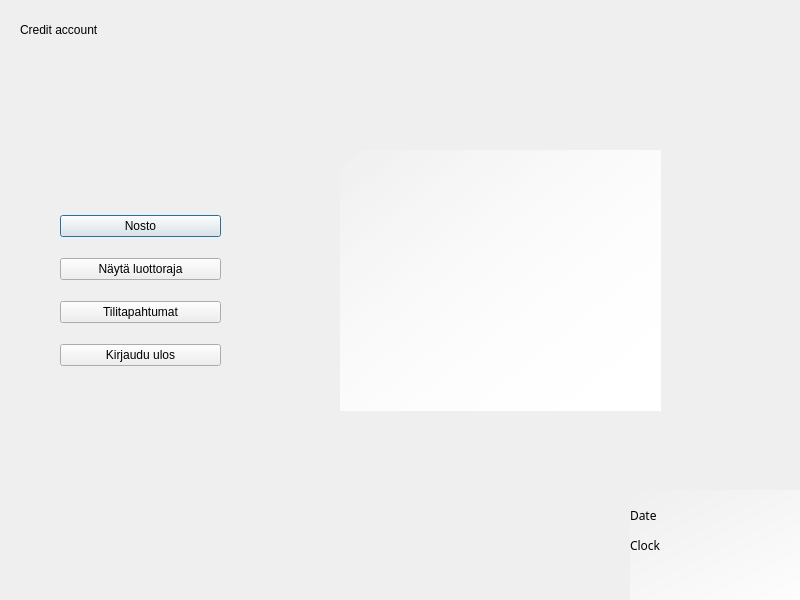
Before: the Qt Designer form bank-automat/creditwindow.ui in msotkasi20/pankkiautomaatti, drawn with Qt 5.
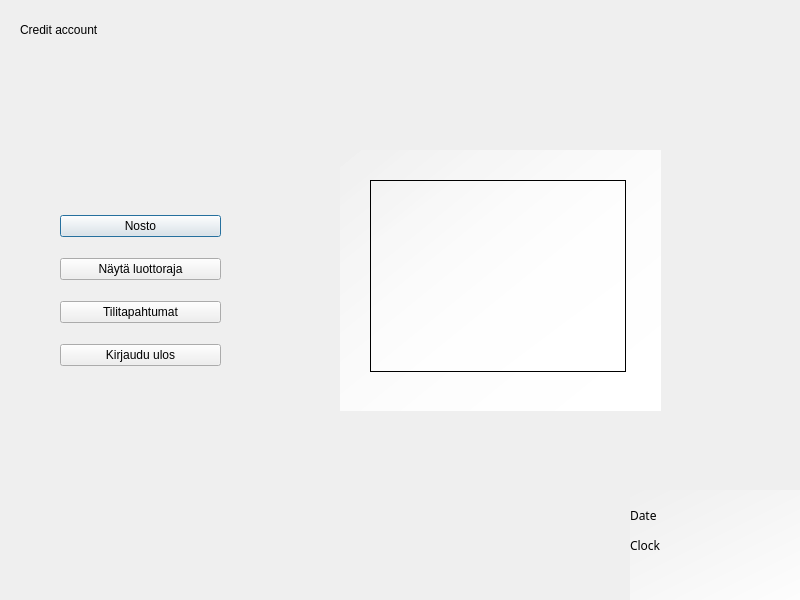
After: the same form once the commit is applied. The open tabs and pages were chosen to show the change. Icons and pictures are not drawn.

```diff
--- a/bank-automat/creditwindow.ui
+++ b/bank-automat/creditwindow.ui
@@ -212,7 +212,18 @@
     </widget>
 
    </widget>
-   <widget class="QWidget" name="page_3"/>
+   <widget class="QWidget" name="page_3">
+    <widget class="QListView" name="listView">
+     <property name="geometry">
+      <rect>
+       <x>30</x>
+       <y>30</y>
+       <width>256</width>
+       <height>192</height>
+      </rect>
+     </property>
+    </widget>
+   </widget>
    <widget class="QWidget" name="page_2">
     <widget class="QWidget" name="horizontalLayoutWidget">
      <property name="geometry">
```
Left out of the diff: 7 changed lines with no effect on the pictures.
